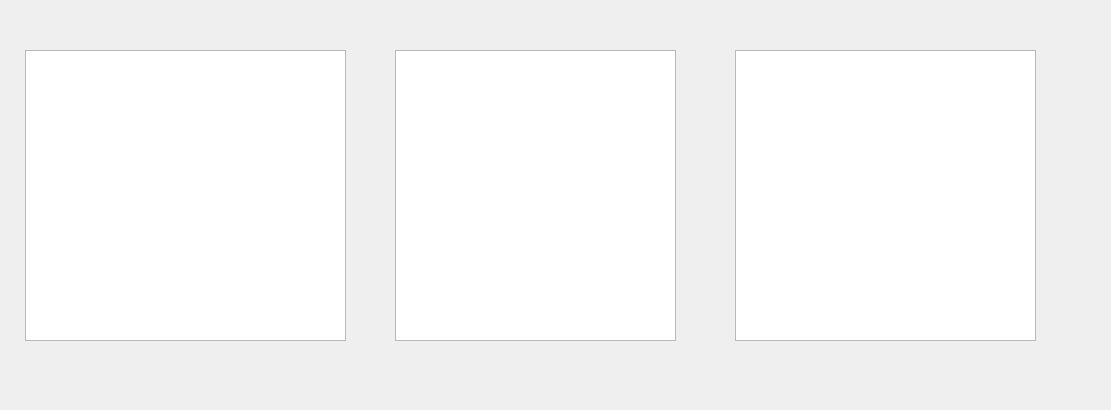
First picture: the form in Forms/dannie.ui, repository SemenchenkoND/DataBase-Project, before the edit.
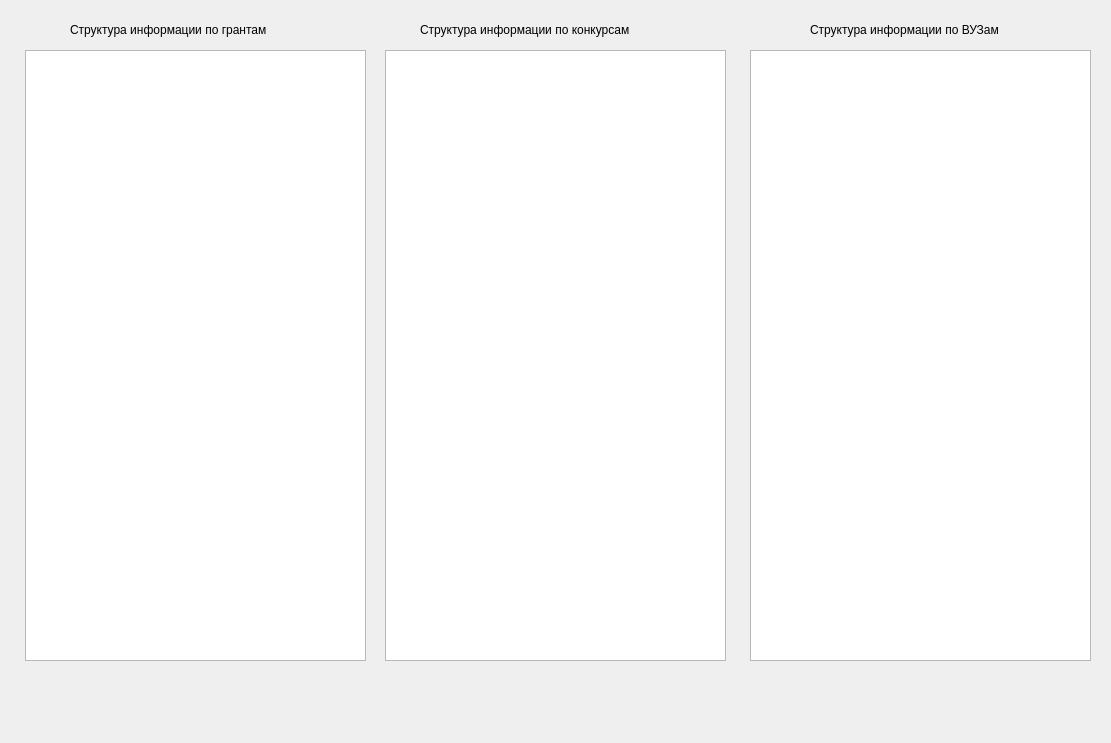
Second picture: the form after the edit.

Commit message: + сортировка столбца по убыванию/возрастанию

What changed in the file:
```diff
--- a/Forms/dannie.ui
+++ b/Forms/dannie.ui
@@ -7,7 +7,7 @@
     <x>0</x>
     <y>0</y>
     <width>1111</width>
-    <height>410</height>
+    <height>743</height>
    </rect>
   </property>
   <property name="windowTitle">
@@ -18,31 +18,70 @@
     <rect>
      <x>25</x>
      <y>50</y>
-     <width>321</width>
-     <height>291</height>
+     <width>341</width>
+     <height>611</height>
     </rect>
    </property>
   </widget>
   <widget class="QTableView" name="tableView_2">
    <property name="geometry">
     <rect>
-     <x>395</x>
+     <x>385</x>
      <y>50</y>
-     <width>281</width>
-     <height>291</height>
+     <width>341</width>
+     <height>611</height>
     </rect>
    </property>
   </widget>
   <widget class="QTableView" name="tableView_3">
    <property name="geometry">
     <rect>
-     <x>735</x>
+     <x>750</x>
      <y>50</y>
-     <width>301</width>
-     <height>291</height>
+     <width>341</width>
+     <height>611</height>
     </rect>
    </property>
   </widget>
+  <widget class="QLabel" name="label">
+   <property name="geometry">
+    <rect>
+     <x>70</x>
+     <y>20</y>
+     <width>251</width>
+     <height>20</height>
+    </rect>
+   </property>
+   <property name="text">
+    <string>Структура информации по грантам</string>
+   </property>
+  </widget>
+  <widget class="QLabel" name="label_2">
+   <property name="geometry">
+    <rect>
+     <x>420</x>
+     <y>20</y>
+     <width>261</width>
+     <height>20</height>
+    </rect>
+   </property>
+   <property name="text">
+    <string>Структура информации по конкурсам</string>
+   </property>
+  </widget>
+  <widget class="QLabel" name="label_3">
+   <property name="geometry">
+    <rect>
+     <x>810</x>
+     <y>20</y>
+     <width>221</width>
+     <height>20</height>
+    </rect>
+   </property>
+   <property name="text">
+    <string>Структура информации по ВУЗам</string>
+   </property>
+  </widget>
  </widget>
  <resources/>
  <connections/>
```
The commit also changes 2 other files.
